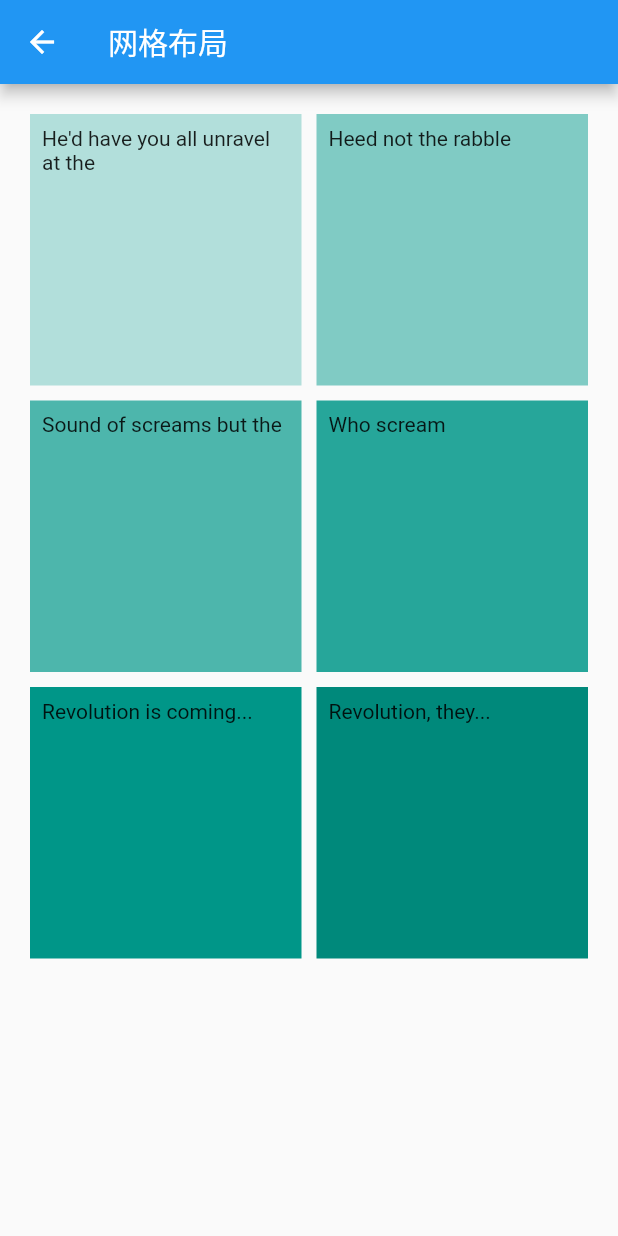
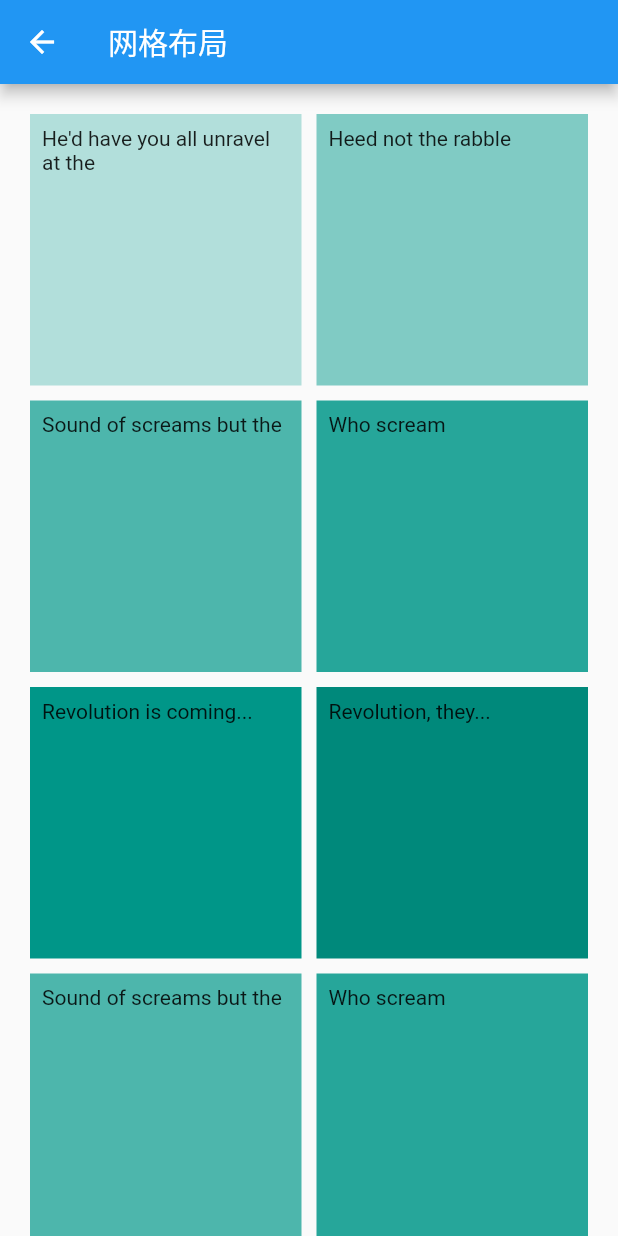
Before and after one commit to hyy984750073/fat_cat, a Flutter app: the screen it shows after launch, after a tap on "去网格布局页面查看", on a phone screen of 412 x 824 dp. Run offline on Flutter 3.47's test engine with Material 2 defaults, Android fonts, the light colour scheme and no system bars; network calls fail.

Commit message:
滚动页面

```diff
--- a/lib/demo/grid_view_demo.dart
+++ b/lib/demo/grid_view_demo.dart
@@ -50,6 +50,26 @@ class _GridViewDemoPageState extends State<GridViewDemoPage> {
                 color: Colors.teal[600],
                 child: const Text('Revolution, they...'),
               ),
+              Container(
+                padding: const EdgeInsets.all(8),
+                color: Colors.teal[300],
+                child: const Text('Sound of screams but the'),
+              ),
+              Container(
+                padding: const EdgeInsets.all(8),
+                color: Colors.teal[400],
+                child: const Text('Who scream'),
+              ),
+              Container(
+                padding: const EdgeInsets.all(8),
+                color: Colors.teal[500],
+                child: const Text('Revolution is coming...'),
+              ),
+              Container(
+                padding: const EdgeInsets.all(8),
+                color: Colors.teal[600],
+                child: const Text('Revolution, they...'),
+              ),
             ],
           ),
       )
--- a/lib/pages/home.dart
+++ b/lib/pages/home.dart
@@ -48,6 +48,11 @@ class HomePage extends StatelessWidget {
                 Navigator.pushNamed(context, '/grid-view');
               },
               child: const Text('去网格布局页面查看')),
+          TextButton(
+              onPressed: () {
+                Navigator.pushNamed(context, '/long-view');
+              },
+              child: const Text('去可滚动页面')),
         ],
       ),
     );
--- a/lib/routes.dart
+++ b/lib/routes.dart
@@ -9,6 +9,7 @@ import './user/register.dart';
 import './tabs/tabs.dart';
 import './demo/widgets.dart';
 import './demo/grid_view_demo.dart';
+import './demo/long_view.dart';
 
 // Map<String, Widget Function(BuildContext)> routes = {
 //   "/": (context) => HomePage(),
@@ -23,6 +24,7 @@ Map routes = {
   '/register': (context, {arguments}) => Register(arguments: arguments),
   '/widgets': (context) => const WidgetsDemoPage(),
   '/grid-view': (context) => const GridViewDemoPage(),
+  '/long-view': (context) => const LongViewDemoPage(),
 };
 
 // 固定写法
```
Also changed, not shown: lib/demo/long_view.dart (added, +45 -0 lines), lib/demo/widgets.dart (+30 -4 lines).
